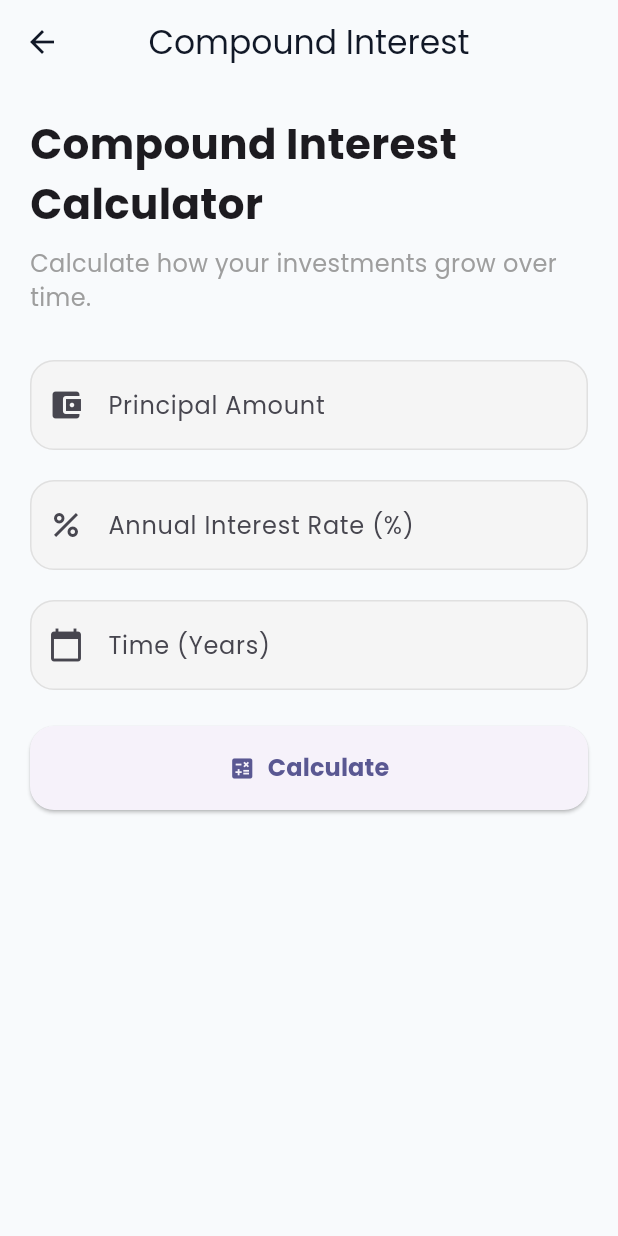
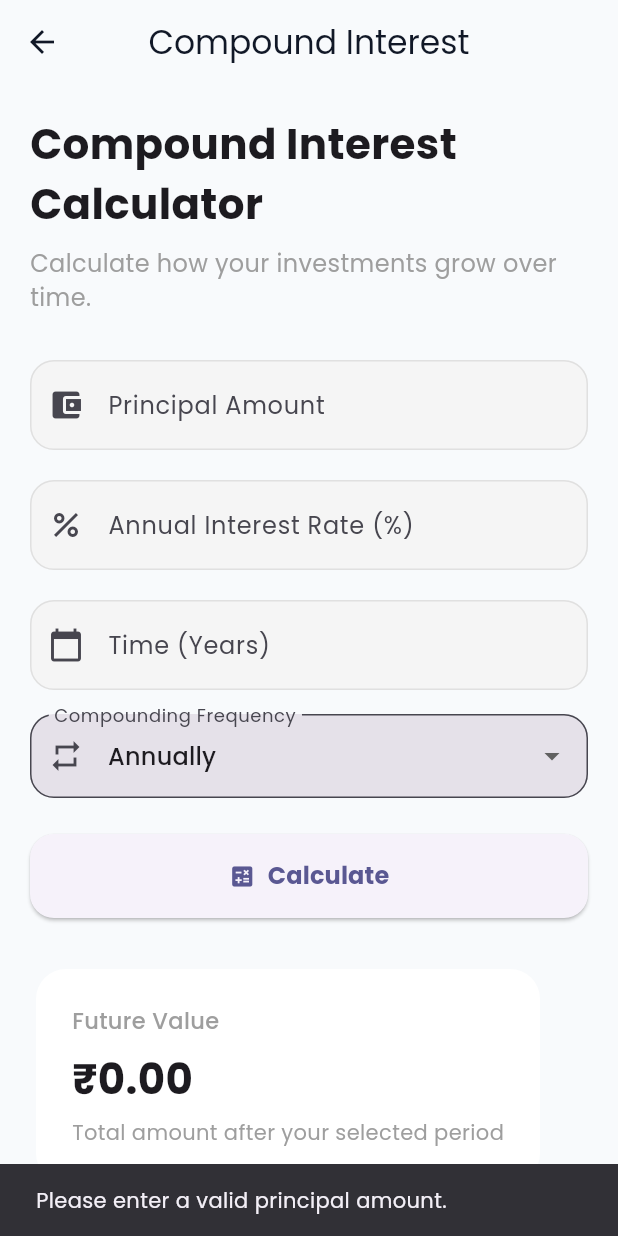
Before and after one commit to tanishgurjar3113-coder/econlab-lite, a Flutter app: the CompoundInterestScreen screen opened directly, after a tap on "Calculate", on a phone screen of 412 x 824 dp. Run offline on Flutter 3.47's test engine with Material 3 defaults, Android fonts, the phone set to English and light mode, and no system bars; our stand-ins replace google_fonts.

Commit message:
Build compound interest calculator core

```diff
--- a/lib/screens/compound_interest/compound_interest_screen.dart
+++ b/lib/screens/compound_interest/compound_interest_screen.dart
@@ -2,6 +2,7 @@ import 'package:flutter/material.dart';
 import '../../widgets/app_text_field.dart';
 import 'dart:math';
 import '../../widgets/primary_button.dart';
+import '../../widgets/result_card.dart';
 
 class CompoundInterestScreen extends StatefulWidget {
   const CompoundInterestScreen({super.key});
@@ -21,19 +22,48 @@ class _CompoundInterestScreenState extends State<CompoundInterestScreen> {
 
   int frequency = 1;
 
-  void  calculateCompoundInterest() {
-    final double principal = double.tryParse(principalController.text) ?? 0;
-    final double rate = double.tryParse(rateController.text) ?? 0;
-    final double time = double.tryParse(timeController.text) ?? 0;
+void calculateCompoundInterest() {
+  final double? principal =
+      double.tryParse(principalController.text);
 
-    // The Formula
-    final double result = principal * pow(1 + (rate / 100)
-    / frequency, frequency * time,);
+  final double? rate =
+      double.tryParse(rateController.text);
 
-    setState(() {
-      futureValue = result;
-      });
+  final double? time =
+      double.tryParse(timeController.text);
+
+  if (principal == null || principal <= 0) {
+    showError("Please enter a valid principal amount.");
+    return;
   }
+
+  if (rate == null || rate < 0) {
+    showError("Please enter a valid interest rate");
+    return;
+  }
+
+    if (time == null || time <= 0) {
+    showError("Please enter a valid time period");
+    return;
+  }
+
+  final double result = principal *
+      pow(1 + (rate / 100) / frequency,
+        frequency * time,
+      );
+
+  setState(() {
+    futureValue = result;
+  });
+}
+
+void showError(String message) {
+  ScaffoldMessenger.of(context).showSnackBar(
+    SnackBar(
+      content: Text(message),
+    ),
+  );
+}
 
   @override
   void dispose() {
@@ -102,6 +132,46 @@ class _CompoundInterestScreenState extends State<CompoundInterestScreen> {
               keyboardType: TextInputType.number,
             ),
 
+            const SizedBox(height: 16),
+
+            DropdownButtonFormField<int>(
+              initialValue: frequency,
+              decoration: InputDecoration(
+                labelText: "Compounding Frequency",
+                prefixIcon: const Icon(Icons.repeat),
+                border: OutlineInputBorder(borderRadius: BorderRadius.circular(16),
+                ),
+                filled: true,
+              ),
+              items: const [
+                DropdownMenuItem(
+                  value: 1,
+                  child: Text("Annually"),
+                ),
+                  DropdownMenuItem(
+                  value: 2,
+                  child: Text("Semi-Annually"),
+                ),
+                  DropdownMenuItem(
+                  value: 4,
+                  child: Text("Quarterly"),
+                ),
+                  DropdownMenuItem(
+                  value: 12,
+                  child: Text("Monthly"),
+                ),
+                  DropdownMenuItem(
+                  value: 365,
+                  child: Text("Daily"),
+                ),
+              ],
+              onChanged: (value) {
+                setState(() {
+                  frequency = value ?? 1;
+                });
+              },
+            ),
+
             const SizedBox(height: 24),
 
             PrimaryButton(
@@ -109,6 +179,14 @@ class _CompoundInterestScreenState extends State<CompoundInterestScreen> {
               icon: Icons.calculate,
               onPressed: calculateCompoundInterest,
             ),
+
+            const SizedBox(height: 30),
+
+            ResultCard(
+              title: "Future Value",
+              value: "₹${futureValue.toStringAsFixed(2)}",
+              subtitle: "Total amount after your selected period",
+            )
           ],
         ),
       ),
--- a/lib/widgets/result_card.dart
+++ b/lib/widgets/result_card.dart
@@ -32,6 +32,15 @@ class ResultCard extends StatelessWidget {
               ),
             ),
 
+            const SizedBox(height: 8),
+
+            Text(
+              value, style: const TextStyle(
+                fontSize: 28,
+                fontWeight: FontWeight.bold,
+              ),
+            ),
+
             if (subtitle != null) ...[
               const SizedBox(height: 6),
               Text(
```
